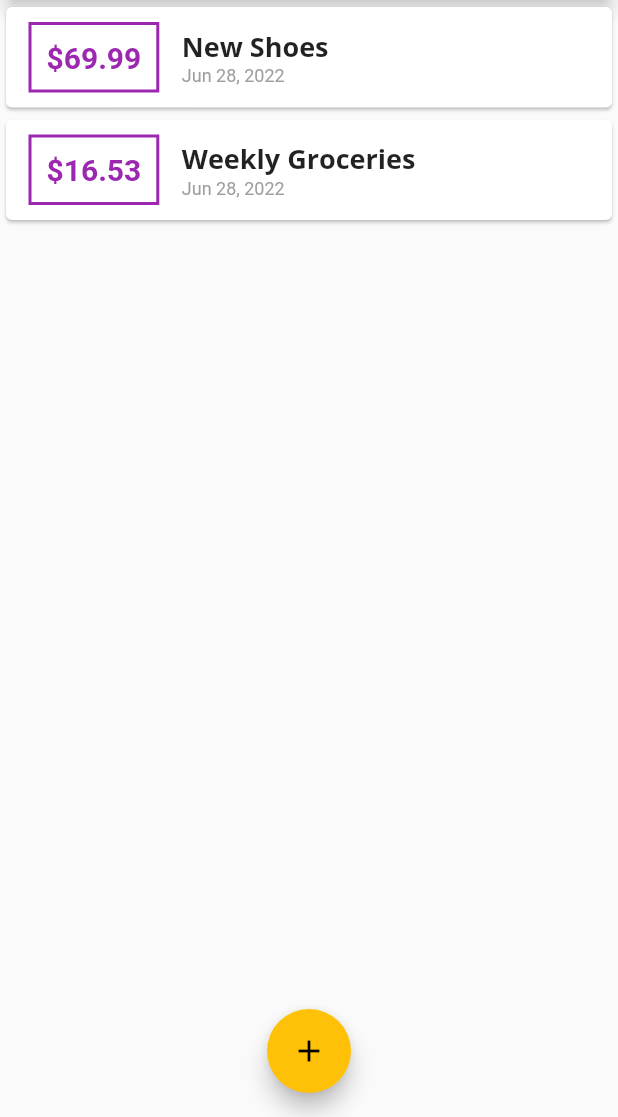
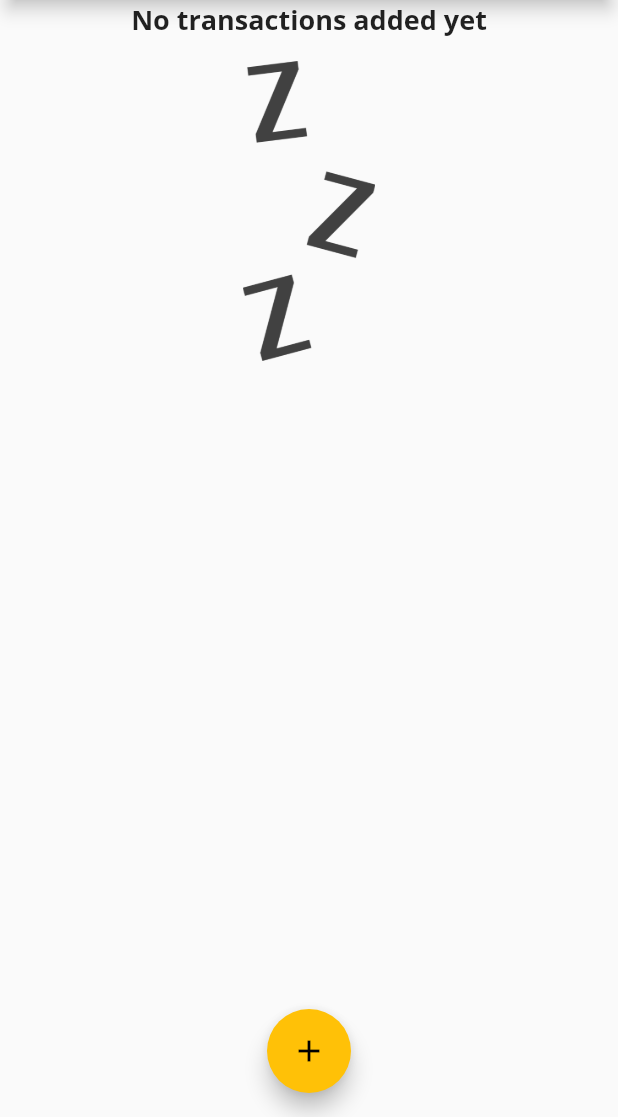
Before and after one commit to JPJFerreira/flutter_personal_expenses, a Flutter app: the screen it shows after launch, on a phone screen of 412 x 824 dp, the part 119-1236 px from its top. Run offline on Flutter 3.47's test engine with Material 2 defaults, Android fonts, the phone set to English and light mode, and no system bars.

```diff
--- a/lib/main.dart
+++ b/lib/main.dart
@@ -56,18 +56,18 @@ class MyHomePage extends StatefulWidget {
 
 class _MyHomePageState extends State<MyHomePage> {
   final List<Transaction> _userTransactions = [
-    Transaction(
-      id: 't1',
-      title: 'New Shoes',
-      amount: 69.99,
-      date: DateTime.now(),
-    ),
-    Transaction(
-      id: 't2',
-      title: 'Weekly Groceries',
-      amount: 16.53,
-      date: DateTime.now(),
-    ),
+    // Transaction(
+    //   id: 't1',
+    //   title: 'New Shoes',
+    //   amount: 69.99,
+    //   date: DateTime.now(),
+    // ),
+    // Transaction(
+    //   id: 't2',
+    //   title: 'Weekly Groceries',
+    //   amount: 16.53,
+    //   date: DateTime.now(),
+    // ),
   ];
 
   void _addNewTransaction(String txTitle, double txAmount) {
--- a/lib/widgets/transaction_list.dart
+++ b/lib/widgets/transaction_list.dart
@@ -12,7 +12,24 @@ class TransactionList extends StatelessWidget {
   Widget build(BuildContext context) {
     return Container(
       height: 300,
-      child: ListView.builder(
+      child: transactions.isEmpty
+          ? Column(
+              children: [
+                Text('No transactions added yet',
+                    style: Theme.of(context).textTheme.headline6),
+                SizedBox(
+                  height: 15,
+                ),
+                Container(
+                  height: 200,
+                  child: Image.asset(
+                    'assets/images/waiting.png',
+                    fit: BoxFit.cover,
+                  ),
+                ),
+              ],
+            )
+          : ListView.builder(
               itemBuilder: (ctx, index) {
                 return Card(
                   child: Row(
--- a/pubspec.yaml
+++ b/pubspec.yaml
@@ -59,9 +59,8 @@ flutter:
   uses-material-design: true
 
   # To add assets to your application, add an assets section, like this:
-  # assets:
-  #   - images/a_dot_burr.jpeg
-  #   - images/a_dot_ham.jpeg
+  assets:
+    - assets/images/waiting.png
 
   # An image asset can refer to one or more resolution-specific "variants", see
   # https://flutter.dev/assets-and-images/#resolution-aware
```
Also changed, not shown: assets/images/waiting.png (added). Lines whose indentation alone changed are shown as unchanged.
